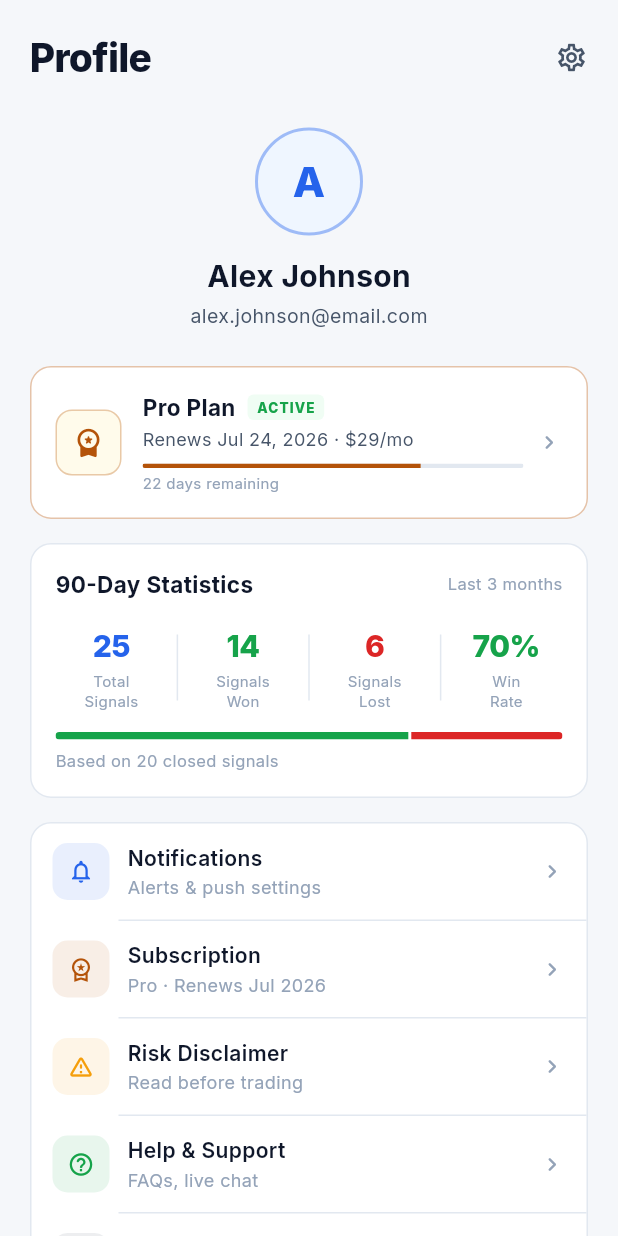
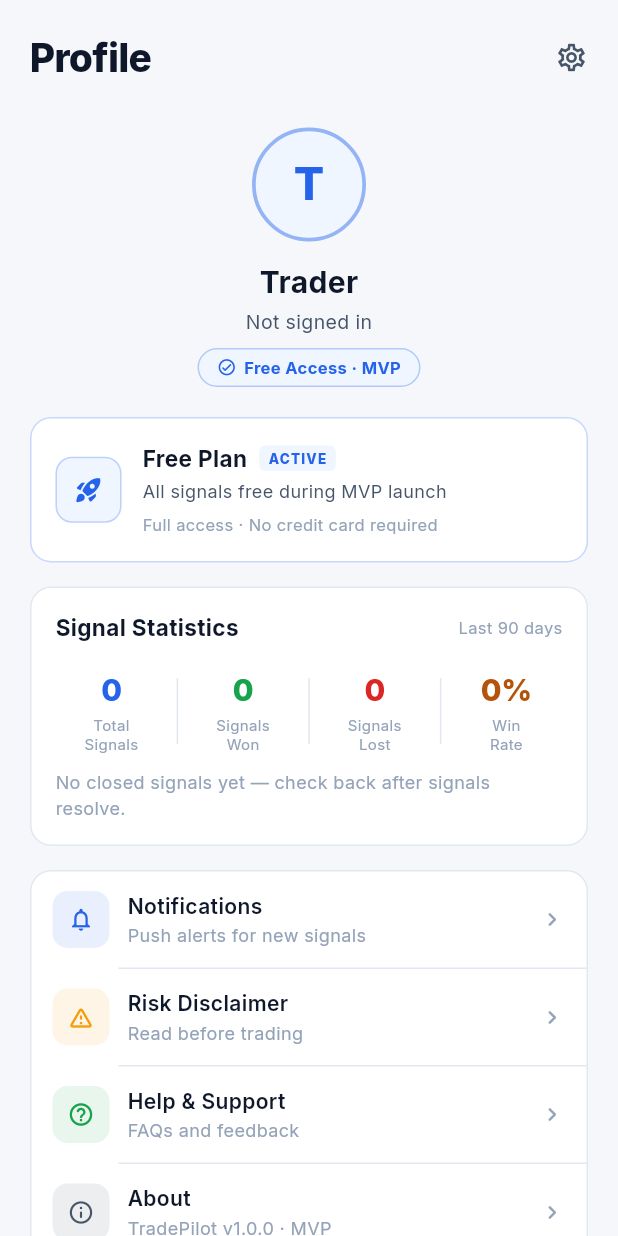
Before and after one commit to Anandhugithub1/trade-signals, a Flutter app: the ProfileScreen screen opened directly, on a phone screen of 412 x 824 dp. Run offline on Flutter 3.47's test engine with Material 3 defaults, Android fonts, the phone set to English and light mode, and no system bars; our stand-ins replace flutter_local_notifications, google_fonts, supabase_flutter; accounts and stored records are empty.

Commit message:
add proper error handling across Flutter app, dashboard, and backend

```diff
--- a/app/lib/screens/profile_screen.dart
+++ b/app/lib/screens/profile_screen.dart
@@ -1,32 +1,66 @@
 import 'package:flutter/material.dart';
+import 'package:supabase_flutter/supabase_flutter.dart';
 import '../models/signal.dart';
+import '../services/supabase_service.dart';
 import '../theme/app_colors.dart';
 
-class ProfileScreen extends StatelessWidget {
+// Derives a display name from an email address.
+// "next.anandhu@gmail.com" → "Next"
+String _firstName(String email) {
+  final local = email.split('@').first;
+  final part  = local.split(RegExp(r'[._+\-]')).firstWhere((p) => p.isNotEmpty, orElse: () => 'trader');
+  return part[0].toUpperCase() + part.substring(1).toLowerCase();
+}
+
+class ProfileScreen extends StatefulWidget {
   const ProfileScreen({super.key});
 
   @override
+  State<ProfileScreen> createState() => _ProfileScreenState();
+}
+
+class _ProfileScreenState extends State<ProfileScreen> {
+  late Future<List<TradeSignal>> _signalsFuture;
+
+  @override
+  void initState() {
+    super.initState();
+    _signalsFuture = SupabaseService.fetchSignals();
+  }
+
+  @override
   Widget build(BuildContext context) {
-    final c = context.colors;
+    final c    = context.colors;
+    final user = Supabase.instance.client.auth.currentUser;
+    final email   = user?.email ?? '';
+    final initial = email.isNotEmpty ? email[0].toUpperCase() : 'T';
+
     return Scaffold(
       backgroundColor: c.bg,
       body: SafeArea(
-        child: ListView(
+        child: FutureBuilder<List<TradeSignal>>(
+          future: _signalsFuture,
+          builder: (context, snap) {
+            final signals = snap.data ?? [];
+            final stats   = SignalStats.from(signals);
+            return ListView(
               padding: const EdgeInsets.symmetric(horizontal: 20),
               physics: const BouncingScrollPhysics(),
-          children: const [
-            SizedBox(height: 20),
+              children: [
+                const SizedBox(height: 20),
                 _TopBar(),
-            SizedBox(height: 28),
-            _Avatar(),
-            SizedBox(height: 24),
-            _SubscriptionCard(),
-            SizedBox(height: 16),
-            _StatsCard(),
-            SizedBox(height: 16),
-            _MenuCard(),
-            SizedBox(height: 28),
+                const SizedBox(height: 28),
+                _AvatarSection(initial: initial, email: email),
+                const SizedBox(height: 20),
+                _FreePlanCard(),
+                const SizedBox(height: 16),
+                _StatsCard(stats: stats, loading: snap.connectionState == ConnectionState.waiting),
+                const SizedBox(height: 16),
+                const _MenuCard(),
+                const SizedBox(height: 28),
               ],
+            );
+          },
         ),
       ),
     );
@@ -34,8 +68,6 @@ class ProfileScreen extends StatelessWidget {
 }
 
 class _TopBar extends StatelessWidget {
-  const _TopBar();
-
   @override
   Widget build(BuildContext context) {
     final c = context.colors;
@@ -44,53 +76,68 @@ class _TopBar extends StatelessWidget {
       children: [
         Text('Profile',
             style: TextStyle(
-                color: c.t1,
-                fontSize: 26,
-                fontWeight: FontWeight.w800,
-                letterSpacing: -0.5)),
+                color: c.t1, fontSize: 26, fontWeight: FontWeight.w800, letterSpacing: -0.5)),
         Icon(Icons.settings_outlined, color: c.t2, size: 22),
       ],
     );
   }
 }
 
-class _Avatar extends StatelessWidget {
-  const _Avatar();
+class _AvatarSection extends StatelessWidget {
+  final String initial;
+  final String email;
+  const _AvatarSection({required this.initial, required this.email});
 
   @override
   Widget build(BuildContext context) {
-    final c = context.colors;
+    final c    = context.colors;
+    final name = email.isNotEmpty ? _firstName(email) : 'Trader';
     return Column(
       children: [
         Container(
-          width: 72,
-          height: 72,
+          width: 76,
+          height: 76,
           decoration: BoxDecoration(
             color: c.accentBg,
             shape: BoxShape.circle,
-            border: Border.all(color: c.accent.withValues(alpha: 0.4), width: 2),
+            border: Border.all(color: c.accent.withValues(alpha: 0.45), width: 2.5),
           ),
           child: Center(
-            child: Text('A',
-                style: TextStyle(
-                    color: c.accent, fontSize: 28, fontWeight: FontWeight.w800)),
+            child: Text(initial,
+                style: TextStyle(color: c.accent, fontSize: 30, fontWeight: FontWeight.w800)),
           ),
         ),
         const SizedBox(height: 12),
-        Text('Alex Johnson',
-            style: TextStyle(
-                color: c.t1, fontSize: 20, fontWeight: FontWeight.w700)),
+        Text(name,
+            style: TextStyle(color: c.t1, fontSize: 20, fontWeight: FontWeight.w700)),
         const SizedBox(height: 3),
-        Text('alex.johnson@email.com',
+        Text(email.isNotEmpty ? email : 'Not signed in',
             style: TextStyle(color: c.t2, fontSize: 13)),
+        const SizedBox(height: 8),
+        // FREE badge
+        Container(
+          padding: const EdgeInsets.symmetric(horizontal: 12, vertical: 4),
+          decoration: BoxDecoration(
+            color: c.accentBg,
+            borderRadius: BorderRadius.circular(20),
+            border: Border.all(color: c.accent.withValues(alpha: 0.3)),
+          ),
+          child: Row(
+            mainAxisSize: MainAxisSize.min,
+            children: [
+              Icon(Icons.check_circle_outline_rounded, color: c.accent, size: 13),
+              const SizedBox(width: 5),
+              Text('Free Access · MVP',
+                  style: TextStyle(color: c.accent, fontSize: 11, fontWeight: FontWeight.w700)),
+            ],
+          ),
+        ),
       ],
     );
   }
 }
 
-class _SubscriptionCard extends StatelessWidget {
-  const _SubscriptionCard();
-
+class _FreePlanCard extends StatelessWidget {
   @override
   Widget build(BuildContext context) {
     final c = context.colors;
@@ -99,7 +146,7 @@ class _SubscriptionCard extends StatelessWidget {
       decoration: BoxDecoration(
         color: c.card,
         borderRadius: BorderRadius.circular(14),
-        border: Border.all(color: c.gold.withValues(alpha: 0.35)),
+        border: Border.all(color: c.accent.withValues(alpha: 0.25)),
       ),
       child: Row(
         children: [
@@ -107,11 +154,11 @@ class _SubscriptionCard extends StatelessWidget {
             width: 44,
             height: 44,
             decoration: BoxDecoration(
-              color: c.goldBg,
+              color: c.accentBg,
               borderRadius: BorderRadius.circular(11),
-              border: Border.all(color: c.gold.withValues(alpha: 0.3)),
+              border: Border.all(color: c.accent.withValues(alpha: 0.25)),
             ),
-            child: Icon(Icons.workspace_premium_rounded, color: c.gold, size: 22),
+            child: Icon(Icons.rocket_launch_rounded, color: c.accent, size: 20),
           ),
           const SizedBox(width: 14),
           Expanded(
@@ -120,63 +167,46 @@ class _SubscriptionCard extends StatelessWidget {
               children: [
                 Row(
                   children: [
-                    Text('Pro Plan',
+                    Text('Free Plan',
                         style: TextStyle(
-                            color: c.t1,
-                            fontSize: 15,
-                            fontWeight: FontWeight.w700)),
+                            color: c.t1, fontSize: 15, fontWeight: FontWeight.w700)),
                     const SizedBox(width: 8),
                     Container(
-                      padding: const EdgeInsets.symmetric(
-                          horizontal: 6, vertical: 2),
+                      padding: const EdgeInsets.symmetric(horizontal: 6, vertical: 2),
                       decoration: BoxDecoration(
-                          color: c.longBg,
-                          borderRadius: BorderRadius.circular(4)),
+                          color: c.accentBg, borderRadius: BorderRadius.circular(4)),
                       child: Text('ACTIVE',
                           style: TextStyle(
-                              color: c.long,
+                              color: c.accent,
                               fontSize: 9,
                               fontWeight: FontWeight.w800,
                               letterSpacing: 0.8)),
                     ),
                   ],
                 ),
-                const SizedBox(height: 2),
-                Text('Renews Jul 24, 2026 · \$29/mo',
+                const SizedBox(height: 3),
+                Text('All signals free during MVP launch',
                     style: TextStyle(color: c.t2, fontSize: 12)),
-                const SizedBox(height: 8),
-                ClipRRect(
-                  borderRadius: BorderRadius.circular(3),
-                  child: LinearProgressIndicator(
-                    value: 0.73,
-                    backgroundColor: c.border,
-                    valueColor: AlwaysStoppedAnimation<Color>(c.gold),
-                    minHeight: 3,
-                  ),
-                ),
-                const SizedBox(height: 3),
-                Text('22 days remaining',
-                    style: TextStyle(color: c.t3, fontSize: 10)),
+                const SizedBox(height: 6),
+                Text('Full access · No credit card required',
+                    style: TextStyle(color: c.t3, fontSize: 11)),
               ],
             ),
           ),
-          const SizedBox(width: 8),
-          Icon(Icons.chevron_right_rounded, color: c.t3, size: 18),
         ],
       ),
     );
   }
 }
 
-// Stats derived from real signal data
 class _StatsCard extends StatelessWidget {
-  const _StatsCard();
+  final SignalStats stats;
+  final bool loading;
+  const _StatsCard({required this.stats, required this.loading});
 
   @override
   Widget build(BuildContext context) {
     final c = context.colors;
-    final stats = signalStats;
-
     return Container(
       padding: const EdgeInsets.all(16),
       decoration: BoxDecoration(
@@ -190,30 +220,22 @@ class _StatsCard extends StatelessWidget {
           Row(
             mainAxisAlignment: MainAxisAlignment.spaceBetween,
             children: [
-              Text('90-Day Statistics',
-                  style: TextStyle(
-                      color: c.t1, fontSize: 15, fontWeight: FontWeight.w700)),
-              Text('Last 3 months',
-                  style: TextStyle(color: c.t3, fontSize: 11)),
+              Text('Signal Statistics',
+                  style: TextStyle(color: c.t1, fontSize: 15, fontWeight: FontWeight.w700)),
+              Text('Last 90 days', style: TextStyle(color: c.t3, fontSize: 11)),
             ],
           ),
           const SizedBox(height: 16),
+          if (loading)
+            const Center(child: Padding(padding: EdgeInsets.all(12), child: CircularProgressIndicator()))
+          else ...[
             Row(
               children: [
-              _StatItem(
-                  value: '${stats.total}',
-                  label: 'Total\nSignals',
-                  color: c.accent),
+                _StatItem(value: '${stats.total}',  label: 'Total\nSignals', color: c.accent),
                 _VDivider(),
-              _StatItem(
-                  value: '${stats.wins}',
-                  label: 'Signals\nWon',
-                  color: c.long),
+                _StatItem(value: '${stats.wins}',   label: 'Signals\nWon',  color: c.long),
                 _VDivider(),
-              _StatItem(
-                  value: '${stats.losses}',
-                  label: 'Signals\nLost',
-                  color: c.short),
+                _StatItem(value: '${stats.losses}', label: 'Signals\nLost', color: c.short),
                 _VDivider(),
                 _StatItem(
                     value: '${(stats.winRate * 100).toStringAsFixed(0)}%',
@@ -221,21 +243,17 @@ class _StatsCard extends StatelessWidget {
                     color: stats.winRate >= 0.6 ? c.long : c.gold),
               ],
             ),
+            if (stats.closed > 0) ...[
               const SizedBox(height: 14),
-          // Win/loss bar
               ClipRRect(
                 borderRadius: BorderRadius.circular(4),
                 child: SizedBox(
                   height: 5,
                   child: Row(
                     children: [
-                  if (stats.wins > 0)
-                    Flexible(flex: stats.wins, child: Container(color: c.long)),
-                  if (stats.wins > 0 && stats.losses > 0)
+                      Flexible(flex: stats.wins,   child: Container(color: c.long)),
                       const SizedBox(width: 2),
-                  if (stats.losses > 0)
-                    Flexible(
-                        flex: stats.losses, child: Container(color: c.short)),
+                      Flexible(flex: stats.losses, child: Container(color: c.short)),
                     ],
                   ),
                 ),
@@ -243,6 +261,12 @@ class _StatsCard extends StatelessWidget {
               const SizedBox(height: 6),
               Text('Based on ${stats.closed} closed signals',
                   style: TextStyle(color: c.t3, fontSize: 11)),
+            ] else ...[
+              const SizedBox(height: 10),
+              Text('No closed signals yet — check back after signals resolve.',
+                  style: TextStyle(color: c.t3, fontSize: 12)),
+            ],
+          ],
         ],
       ),
     );
@@ -253,9 +277,7 @@ class _StatItem extends StatelessWidget {
   final String value;
   final String label;
   final Color color;
-
-  const _StatItem(
-      {required this.value, required this.label, required this.color});
+  const _StatItem({required this.value, required this.label, required this.color});
 
   @override
   Widget build(BuildContext context) {
@@ -265,10 +287,7 @@ class _StatItem extends StatelessWidget {
         children: [
           Text(value,
               style: TextStyle(
-                  color: color,
-                  fontSize: 20,
-                  fontWeight: FontWeight.w800,
-                  letterSpacing: -0.3)),
+                  color: color, fontSize: 20, fontWeight: FontWeight.w800, letterSpacing: -0.3)),
           const SizedBox(height: 3),
           Text(label,
               textAlign: TextAlign.center,
@@ -284,9 +303,7 @@ class _VDivider extends StatelessWidget {
   Widget build(BuildContext context) {
     final c = context.colors;
     return Container(
-        width: 1,
-        height: 44,
-        color: c.border,
+        width: 1, height: 44, color: c.border,
         margin: const EdgeInsets.symmetric(horizontal: 6));
   }
 }
@@ -298,11 +315,10 @@ class _MenuCard extends StatelessWidget {
   Widget build(BuildContext context) {
     final c = context.colors;
     final items = [
-      (Icons.notifications_outlined, 'Notifications', 'Alerts & push settings', c.accent, null),
-      (Icons.workspace_premium_outlined, 'Subscription', 'Pro · Renews Jul 2026', c.gold, null),
-      (Icons.warning_amber_rounded, 'Risk Disclaimer', 'Read before trading', const Color(0xFFF59E0B), '/disclaimer/info'),
-      (Icons.help_outline_rounded, 'Help & Support', 'FAQs, live chat', c.long, null),
-      (Icons.info_outline_rounded, 'About', 'Version 1.0.0', c.t2, null),
+      (Icons.notifications_outlined,  'Notifications',   'Push alerts for new signals',  c.accent, null as String?),
+      (Icons.warning_amber_rounded,   'Risk Disclaimer', 'Read before trading',           const Color(0xFFF59E0B), '/disclaimer/info'),
+      (Icons.help_outline_rounded,    'Help & Support',  'FAQs and feedback',             c.long, null),
+      (Icons.info_outline_rounded,    'About',           'TradePilot v1.0.0 · MVP',       c.t2, null),
     ];
 
     return Container(
@@ -318,10 +334,7 @@ class _MenuCard extends StatelessWidget {
           return Column(
             children: [
               _MenuRow(
-                icon: icon,
-                label: label,
-                sub: sub,
-                color: color,
+                icon: icon, label: label, sub: sub, color: color,
                 onTap: route != null
                     ? () => Navigator.of(context).pushNamed(route)
                     : null,
@@ -343,11 +356,8 @@ class _MenuRow extends StatelessWidget {
   final VoidCallback? onTap;
 
   const _MenuRow({
-    required this.icon,
-    required this.label,
-    required this.sub,
-    required this.color,
-    this.onTap,
+    required this.icon, required this.label,
+    required this.sub,  required this.color, this.onTap,
   });
 
   @override
@@ -361,8 +371,7 @@ class _MenuRow extends StatelessWidget {
         child: Row(
           children: [
             Container(
-              width: 38,
-              height: 38,
+              width: 38, height: 38,
               decoration: BoxDecoration(
                 color: color.withValues(alpha: 0.1),
                 borderRadius: BorderRadius.circular(10),
--- a/app/lib/services/supabase_service.dart
+++ b/app/lib/services/supabase_service.dart
@@ -1,12 +1,48 @@
 import 'package:supabase_flutter/supabase_flutter.dart';
 import '../models/signal.dart';
 import '../models/market_sentiment.dart';
+import '../utils/app_error.dart';
 
 class SupabaseService {
   static SupabaseClient get _db => Supabase.instance.client;
 
+  /// Wraps any Supabase / network call and maps exceptions to typed [AppError]s.
+  static Future<T> _guard<T>(Future<T> Function() fn) async {
+    try {
+      return await fn().timeout(
+        const Duration(seconds: 15),
+        onTimeout: () => throw NetworkError(),
+      );
+    } on NetworkError {
+      rethrow;
+    } on AuthError {
+      rethrow;
+    } on AppError {
+      rethrow;
+    } on AuthException {
+      throw const AuthError();
+    } on PostgrestException catch (e) {
+      // Map common Supabase PG error codes to friendly messages
+      final msg = switch (e.code) {
+        '42P01' => 'Table not found — run the Supabase setup SQL.',
+        '23505' => 'Duplicate entry — this record already exists.',
+        '42501' => 'Permission denied — check Row Level Security policies.',
+        _       => e.message,
+      };
+      throw ServerError(msg, code: e.code);
+    } catch (e) {
+      final s = e.toString().toLowerCase();
+      if (s.contains('socket') || s.contains('network') ||
+          s.contains('host lookup') || s.contains('connection refused') ||
+          s.contains('timeout') || s.contains('no address associated')) {
+        throw const NetworkError();
+      }
+      throw AppError(e.toString());
+    }
+  }
+
   /// Signals from the last 90 days, newest first.
-  static Future<List<TradeSignal>> fetchSignals() async {
+  static Future<List<TradeSignal>> fetchSignals() => _guard(() async {
         final cutoff = DateTime.now()
             .subtract(const Duration(days: 90))
             .toIso8601String();
@@ -18,10 +54,10 @@ class SupabaseService {
         return data
             .map<TradeSignal>((e) => TradeSignal.fromJson(e))
             .toList();
-  }
+      });
 
   /// Most recent market sentiment row.
-  static Future<MarketSentiment?> fetchLatestSentiment() async {
+  static Future<MarketSentiment?> fetchLatestSentiment() => _guard(() async {
         final data = await _db
             .from('market_sentiment')
             .select()
@@ -30,9 +66,9 @@ class SupabaseService {
             .maybeSingle();
         if (data == null) return null;
         return MarketSentiment.fromJson(data);
-  }
+      });
 
-  /// Both in parallel.
+  /// Both in parallel — throws the first error if either fails.
   static Future<({List<TradeSignal> signals, MarketSentiment? sentiment})>
       fetchAll() async {
     final (sigs, sent) = await (fetchSignals(), fetchLatestSentiment()).wait;
--- /dev/null
+++ b/app/lib/utils/app_error.dart
@@ -0,0 +1,46 @@
+/// Typed error hierarchy for the app.
+/// All errors extend [AppError] so callers can catch the base
+/// or specific subtypes depending on what they need to show.
+class AppError implements Exception {
+  final String message;
+  final String? code;
+  const AppError(this.message, {this.code});
+
+  @override
+  String toString() => message;
+}
+
+/// No internet / DNS failure / socket timeout.
+class NetworkError extends AppError {
+  const NetworkError()
+      : super('No internet connection. Check your network and try again.');
+}
+
+/// Supabase / API returned a non-2xx response.
+class ServerError extends AppError {
+  const ServerError(super.message, {super.code});
+}
+
+/// JWT expired or user is not authenticated.
+class AuthError extends AppError {
+  const AuthError() : super('Session expired. Please restart the app.');
+}
+
+/// Response arrived but couldn't be parsed into the expected model.
+class DataError extends AppError {
+  const DataError(super.message);
+}
+
+/// Returns a short user-friendly label for any error.
+String friendlyError(Object e) {
+  if (e is NetworkError) return 'No connection — check your internet.';
+  if (e is AuthError)    return 'Session expired — restart the app.';
+  if (e is ServerError)  return 'Server error — please try again.';
+  if (e is DataError)    return 'Unexpected data received.';
+  if (e is AppError)     return e.message;
+  final s = e.toString().toLowerCase();
+  if (s.contains('socket') || s.contains('network') || s.contains('host lookup')) {
+    return 'No connection — check your internet.';
+  }
+  return 'Something went wrong. Try again.';
+}
```
Also changed, not shown: app/lib/main.dart (+4 -4 lines), app/lib/screens/home_screen.dart (+12 -74 lines), app/lib/screens/signals_screen.dart (+8 -22 lines), app/lib/widgets/error_view.dart (added, +192 -0 lines), 2 other files. Lines whose indentation alone changed are shown as unchanged.
